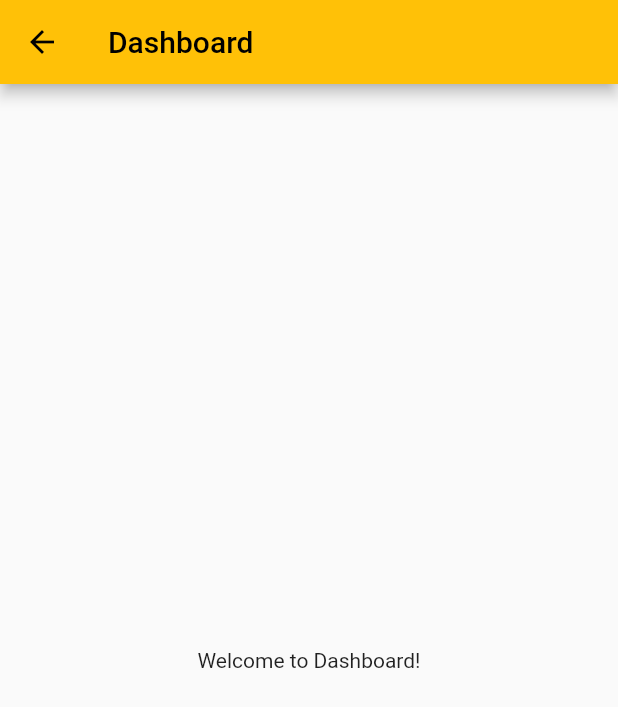
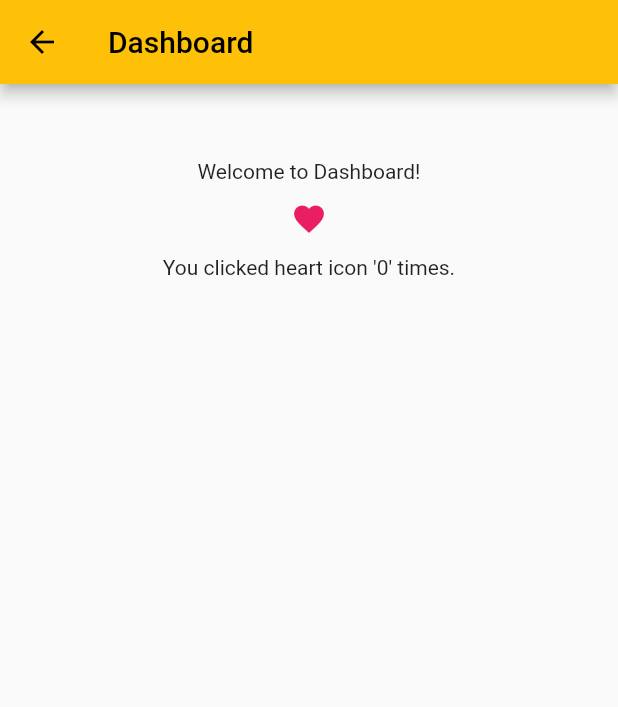
Before and after one commit to DzhonPetrus/learning_flutter, a Flutter app: the Dashboard screen opened directly, on a phone screen of 412 x 824 dp. Shown: the top 707 px of the screen. Run offline on Flutter 3.47's test engine with Material 2 defaults, Android fonts, the phone set to English and light mode, and no system bars.

Commit message:
printing input removed, icon counter added

```diff
--- a/lib/dashboard.dart
+++ b/lib/dashboard.dart
@@ -1,19 +1,37 @@
 import 'package:flutter/material.dart';
 
 class Dashboard extends StatefulWidget {
-  Dashboard({Key? key}) : super(key: key);
+  const Dashboard({Key? key}) : super(key: key);
 
   @override
   _DashboardState createState() => _DashboardState();
 }
 
 class _DashboardState extends State<Dashboard> {
+  int _heart = 0;
+
+  void _buttonPress() {
+    setState((){ _heart++; });
+  }
+
   @override
   Widget build(BuildContext context) {
     return Scaffold(
       appBar: AppBar(title: const Text('Dashboard')),
       body: Center(
-        child: Text('Welcome to Dashboard!'),
+        child: Column(
+          mainAxisAlignment: MainAxisAlignment.start,
+          children: [
+            const Padding(padding: EdgeInsets.all(25)),
+            const Text('Welcome to Dashboard!'),
+            IconButton(onPressed: _buttonPress, icon: const Icon(
+              Icons.favorite,
+              color: Colors.pink,
+              size: 24.0
+            )),
+            Text("You clicked heart icon '$_heart' times."),
+          ],
+        ),
       ),
     );
   }
```
Also changed, not shown: lib/main.dart (+8 -7 lines).
